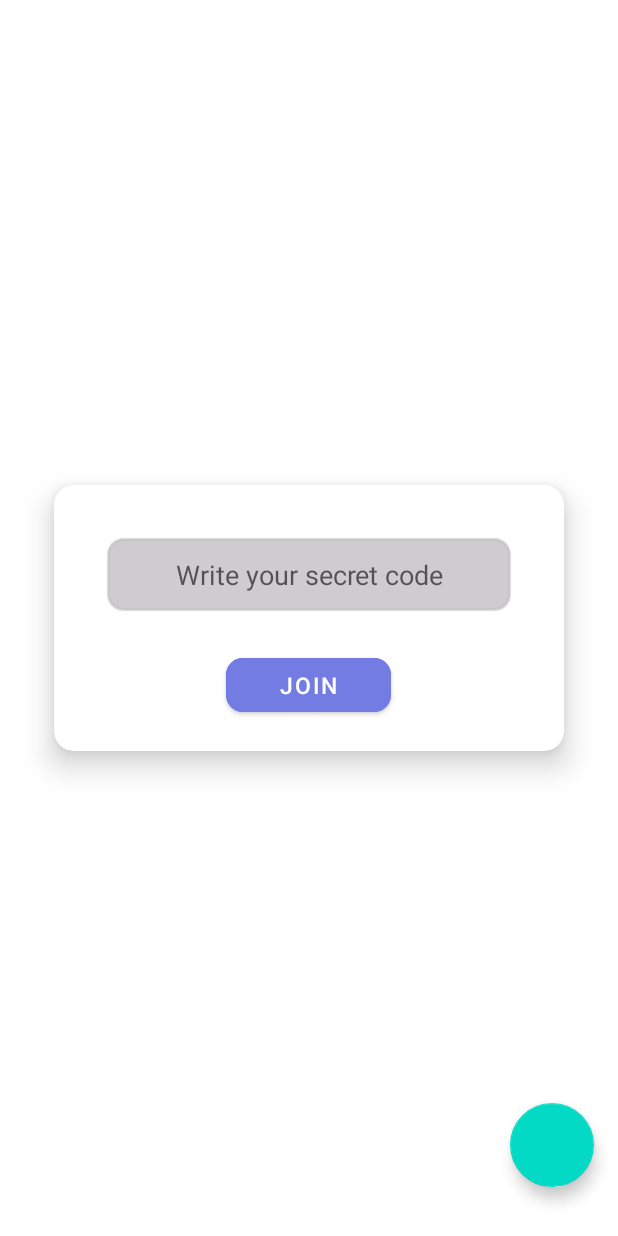
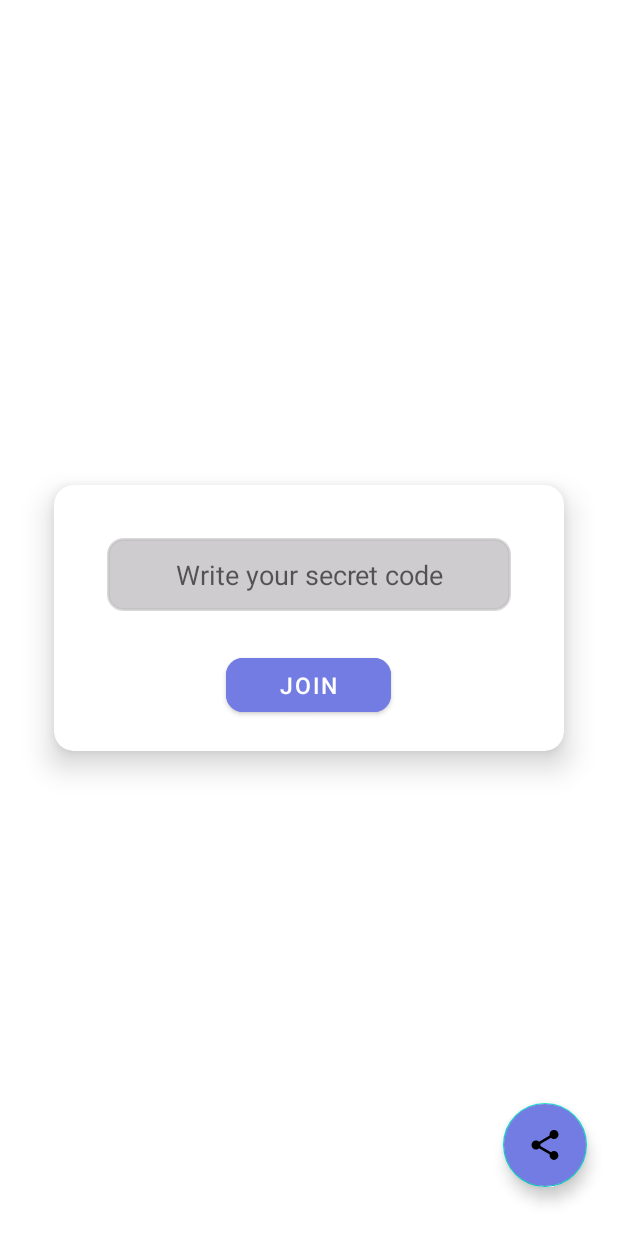
Before and after one commit to Rup-Royofficial/GetConnect, an Android app: the HomeActivity screen opened directly, with no data from a screen before it, on a phone screen of 412 x 824 dp. Run offline under Robolectric (Android 15) with nearby library versions, the phone set to English and light mode, and no system bars; our stand-ins replace sdp/ssp sizes; libraries missing offline, so code that uses them is left out: org.jitsi.meet; 2 statements that could not run were skipped.

Commit message:
Changes in FAB and init of FAB

```diff
--- a/app/src/main/java/com/example/meetingjitsitrial/HomeActivity.java
+++ b/app/src/main/java/com/example/meetingjitsitrial/HomeActivity.java
@@ -2,10 +2,13 @@
 
 import androidx.appcompat.app.AppCompatActivity;
 
+import android.content.Intent;
 import android.os.Bundle;
 import android.view.View;
 import android.widget.Button;
 import android.widget.EditText;
+
+import com.google.android.material.floatingactionbutton.FloatingActionButton;
 
 import org.jitsi.meet.sdk.JitsiMeet;
 import org.jitsi.meet.sdk.JitsiMeetActivity;
@@ -17,7 +20,9 @@
 public class HomeActivity extends AppCompatActivity {
 
     EditText secretCodeHomeScreen;
-    Button joinConferenceBtn,shareConferenceBtn;
+    Button joinConferenceBtn;
+
+    FloatingActionButton shareConferenceBtn;
 
     @Override
     protected void onCreate(Bundle savedInstanceState) {
@@ -26,11 +31,9 @@
 
         secretCodeHomeScreen = findViewById(R.id.secretCodeHomeScreen);
         joinConferenceBtn = findViewById(R.id.joinConferenceBtn);
-        shareConferenceBtn = findViewById(R.id.shareConferenceBtn);
+        shareConferenceBtn = findViewById(R.id.shareConferenceVia);
 
         URL serverURL;
-
-
         try {
             serverURL = new URL("https://meet.jit.si");
             JitsiMeetConferenceOptions defaultOptions=
@@ -53,5 +56,17 @@
                 JitsiMeetActivity.launch(HomeActivity.this,options);
             }
         });
+
+        shareConferenceBtn.setOnClickListener(new View.OnClickListener() {
+            @Override
+            public void onClick(View view) {
+                Intent shareIntent = new Intent();
+                shareIntent.setAction(Intent.ACTION_SEND);
+                shareIntent.setType("text/plain");
+                shareIntent.putExtra(Intent.EXTRA_TEXT,"Conference code: "+secretCodeHomeScreen.getText().toString() + "\nDownload  app via playstore");
+                startActivity(Intent.createChooser(shareIntent,"Share via"));
+                finish();
+            }
+        });
     }
 }
--- /dev/null
+++ b/app/src/main/res/drawable/baseline_share_24.xml
@@ -0,0 +1,5 @@
+<vector android:height="24dp" android:tint="@color/grey"
+    android:viewportHeight="24" android:viewportWidth="24"
+    android:width="24dp" xmlns:android="http://schemas.android.com/apk/res/android">
+    <path android:fillColor="@android:color/white" android:pathData="M18,16.08c-0.76,0 -1.44,0.3 -1.96,0.77L8.91,12.7c0.05,-0.23 0.09,-0.46 0.09,-0.7s-0.04,-0.47 -0.09,-0.7l7.05,-4.11c0.54,0.5 1.25,0.81 2.04,0.81 1.66,0 3,-1.34 3,-3s-1.34,-3 -3,-3 -3,1.34 -3,3c0,0.24 0.04,0.47 0.09,0.7L8.04,9.81C7.5,9.31 6.79,9 6,9c-1.66,0 -3,1.34 -3,3s1.34,3 3,3c0.79,0 1.5,-0.31 2.04,-0.81l7.12,4.16c-0.05,0.21 -0.08,0.43 -0.08,0.65 0,1.61 1.31,2.92 2.92,2.92 1.61,0 2.92,-1.31 2.92,-2.92s-1.31,-2.92 -2.92,-2.92z"/>
+</vector>
--- a/app/src/main/res/layout/activity_home.xml
+++ b/app/src/main/res/layout/activity_home.xml
@@ -41,7 +41,7 @@
                 android:hint="Write your secret code"
                 android:inputType="text"
                 android:padding="12dp"
-                android:textColor="@color/btnColor"
+                android:textColor="@color/purple_500"
                 android:textStyle="normal"
                 app:cornerRadius="4dp" />
 
@@ -74,13 +74,17 @@
     </androidx.cardview.widget.CardView>
 
     <com.google.android.material.floatingactionbutton.FloatingActionButton
+        android:id="@+id/shareConferenceVia"
         android:layout_width="wrap_content"
         android:layout_height="wrap_content"
-        android:layout_marginEnd="16dp"
+        android:layout_marginEnd="@dimen/_16sdp"
         app:layout_constraintBottom_toBottomOf="parent"
         app:layout_constraintEnd_toEndOf="parent"
         app:layout_constraintTop_toBottomOf="@+id/cardHomeScreen"
-        app:layout_constraintVertical_bias="0.868" />
+        app:layout_constraintVertical_bias="0.868"
+        android:backgroundTint="@color/warm_blue"
+        android:src="@drawable/baseline_share_24"
+        app:rippleColor="@color/purple_500"/>
 
     <!--    <com.google.android.material.bottomnavigation.BottomNavigationView-->
 <!--        android:id="@+id/bottomNavigationView"-->
```
